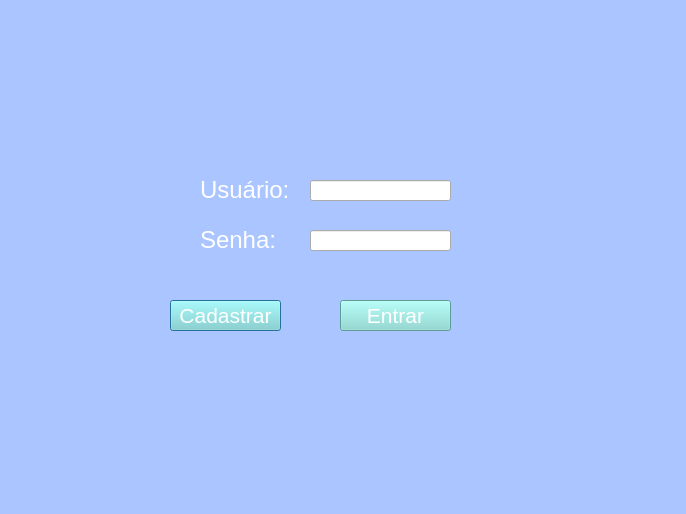
Old version of the form TELAS.PY/LOGIN.ui in the repository AntonioSistemas/Projeto-Sistema-de-controle-de-objetivos.
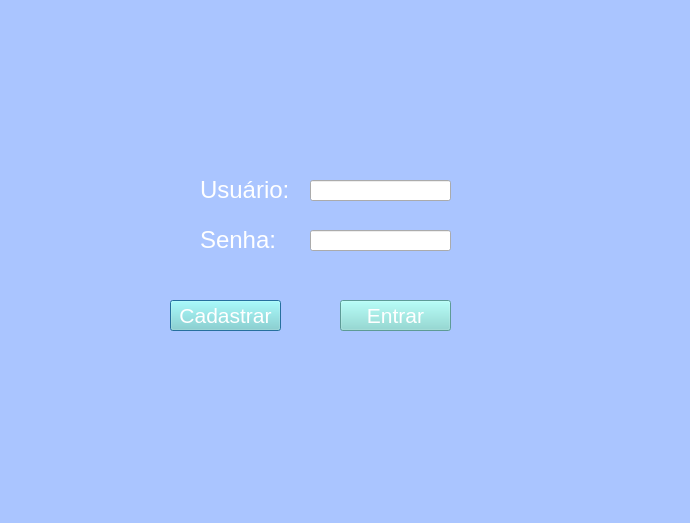
New version of the form. Icons and pictures are not drawn.

What changed in the file:
```diff
--- a/TELAS.PY/LOGIN.ui
+++ b/TELAS.PY/LOGIN.ui
@@ -6,8 +6,8 @@
    <rect>
     <x>0</x>
     <y>0</y>
-    <width>686</width>
-    <height>514</height>
+    <width>690</width>
+    <height>523</height>
    </rect>
   </property>
   <property name="windowTitle">
```
